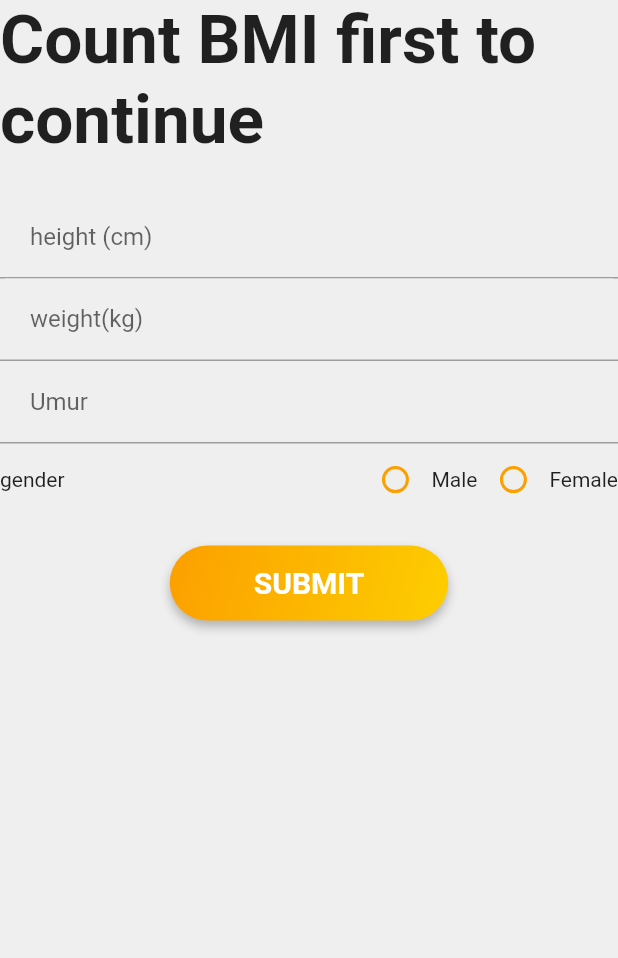
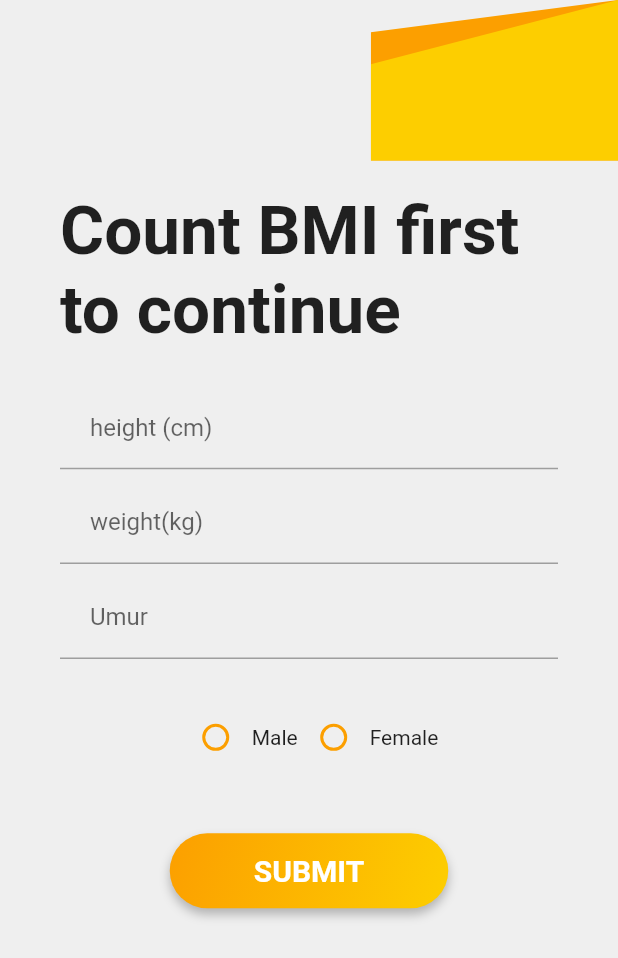
Before and after one commit to zahronurobbyashari/monitoring-kalori, a Flutter app: the HitungBmiView screen opened by its route, on a phone screen of 412 x 824 dp. Shown: the top 958 px of the screen. Run offline on Flutter 3.47's test engine with Material 2 defaults, Android fonts, the phone set to English and light mode, and no system bars; our stand-ins replace cloud_firestore, firebase_auth, firebase_core, get, hexcolor, select_form_field; accounts and stored records are empty.

Commit message:
[IMPROVE] styling hitung bmi view

```diff
--- a/lib/app/modules/hitung_bmi/views/hitung_bmi_view.dart
+++ b/lib/app/modules/hitung_bmi/views/hitung_bmi_view.dart
@@ -33,8 +33,16 @@ class HitungBmiView extends GetView<HitungBmiController> {
         body: SingleChildScrollView(
           child: Column(
             children: [
+              Container(
+                height: height * 0.13,
+                child: const HeaderWidget(),
+              ),
               SafeArea(
                   child: Container(
+                padding:
+                    const EdgeInsets.symmetric(horizontal: 20, vertical: 10),
+                margin:
+                    const EdgeInsets.symmetric(vertical: 10, horizontal: 20),
                 child: Column(children: [
                   Container(
                     alignment: Alignment.topLeft,
@@ -54,14 +62,25 @@ class HitungBmiView extends GetView<HitungBmiController> {
                       child: Column(
                         children: [
                           heightField(),
+                          SizedBox(
+                            height: height * 0.01,
+                          ),
                           weightField(),
+                          SizedBox(
+                            height: height * 0.01,
+                          ),
                           ageField(),
+                          SizedBox(
+                            height: height * 0.01,
+                          ),
                           Container(
+                            padding: const EdgeInsets.symmetric(
+                                horizontal: 20, vertical: 10),
+                            margin: const EdgeInsets.symmetric(
+                                vertical: 10, horizontal: 20),
                             child: Row(
+                              mainAxisAlignment: MainAxisAlignment.center,
                               children: [
-                                Expanded(
-                                  child: Text('gender'),
-                                ),
                                 radioMale(),
                                 radioFemale(),
                               ],
@@ -183,3 +202,91 @@ class HitungBmiView extends GetView<HitungBmiController> {
     );
   }
 }
+
+class HeaderWidget extends StatefulWidget {
+  const HeaderWidget({Key? key}) : super(key: key);
+
+  @override
+  State<HeaderWidget> createState() => _HeaderWidgetState();
+}
+
+class _HeaderWidgetState extends State<HeaderWidget> {
+  @override
+  Widget build(BuildContext context) {
+    double width = MediaQuery.of(context).size.width;
+    double height = MediaQuery.of(context).size.height;
+
+    return Container(
+      alignment: Alignment.topRight,
+      child: Stack(
+        children: [
+          ClipPath(
+            clipper: BottomClipper(),
+            child: Container(
+              height: height * 0.13,
+              width: width * 0.4,
+              decoration: BoxDecoration(
+                color: appThemeData.primaryColor,
+              ),
+            ),
+          ),
+          ClipPath(
+            clipper: TopClipper(),
+            child: Container(
+              alignment: Alignment.topRight,
+              height: height * 0.13,
+              width: width * 0.4,
+              decoration: BoxDecoration(
+                color: appThemeData.accentColor,
+              ),
+            ),
+          ),
+        ],
+      ),
+    );
+  }
+}
+
+class BottomClipper extends CustomClipper<Path> {
+  @override
+  Path getClip(Size size) {
+    var path = Path();
+
+    path.moveTo(0, size.height * 0.2);
+
+    // path.quadraticBezierTo(0, size.height * 0.2, , size.height);
+
+    path.lineTo(0, size.height);
+    path.lineTo(size.width, size.height);
+    path.lineTo(size.width, 0);
+
+    return path;
+  }
+
+  @override
+  bool shouldReclip(covariant CustomClipper<Path> oldClipper) {
+    return true;
+  }
+}
+
+class TopClipper extends CustomClipper<Path> {
+  @override
+  Path getClip(Size size) {
+    var path = Path();
+
+    path.moveTo(0, size.height * 0.4);
+
+    // path.quadraticBezierTo(0, size.height * 0.2, , size.height);
+
+    path.lineTo(0, size.height);
+    path.lineTo(size.width, size.height);
+    path.lineTo(size.width, 0);
+
+    return path;
+  }
+
+  @override
+  bool shouldReclip(covariant CustomClipper<Path> oldClipper) {
+    return true;
+  }
+}
```
